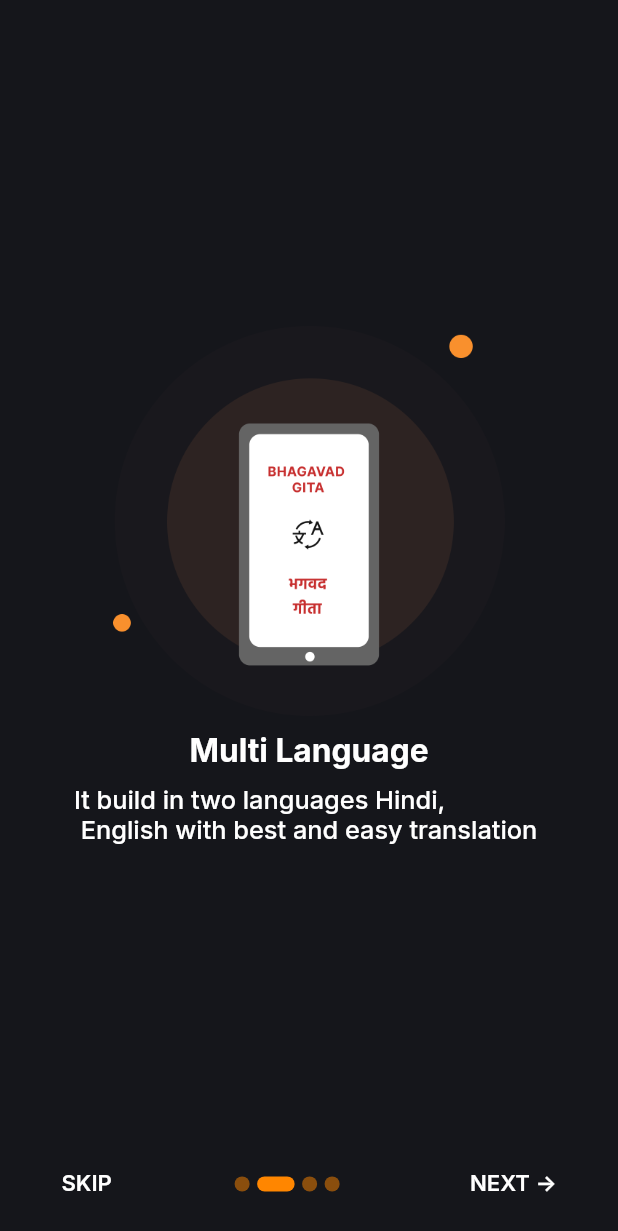
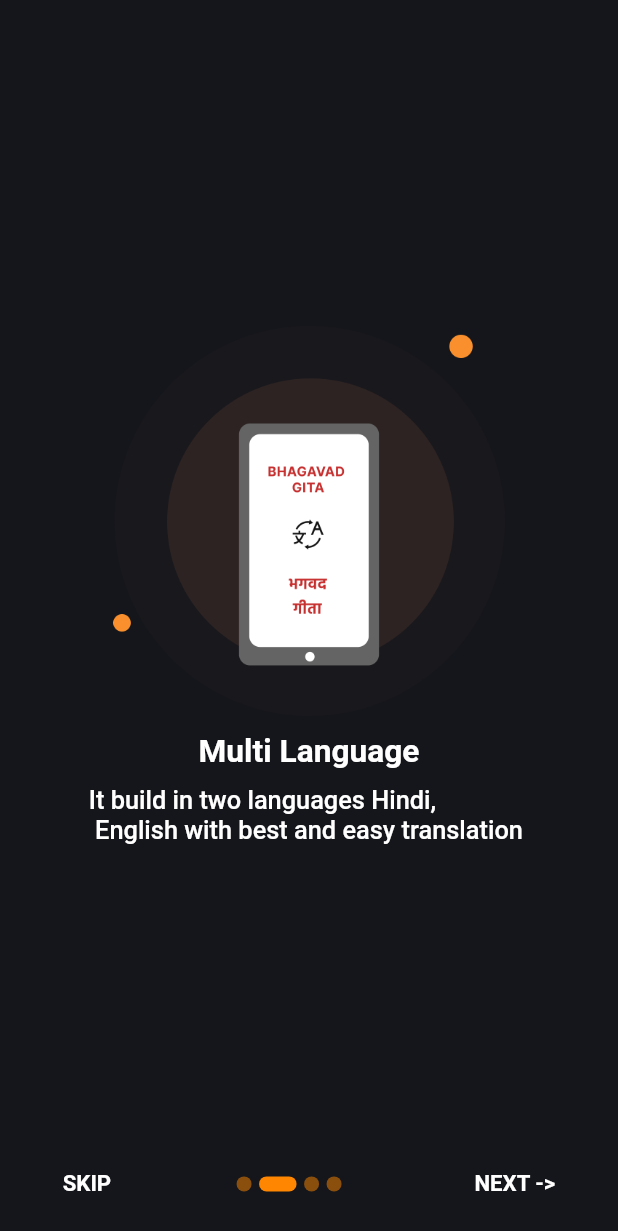
Before and after one commit to NabinGrz/Bhagavad-Gita, a Flutter app: the screen it shows after launch, swiped to page 2, on a phone screen of 412 x 824 dp. Shown: the top 1231 px of the screen. Run offline on Flutter 3.47's test engine with Material 3 defaults, Android fonts, the phone set to English and light mode, and no system bars; our stand-ins replace dartz, dio, flutter_dotenv, flutter_screenutil, freezed_annotation, get_it and 2 more.

Commit message:
feat: refactored

```diff
--- a/lib/core/constants/string_constants.dart
+++ b/lib/core/constants/string_constants.dart
@@ -1,8 +1,5 @@
 import 'package:flutter_dotenv/flutter_dotenv.dart';
 
-// X-RapidAPI-Key= 61238edbd8mshcb8d83716de8230p1053dejsn0bc6a84788b5
-// X-RapidAPI-Host= bhagavad-gita3.p.rapidapi.com
-// All-Chapters=v2/chapters
 class AppString {
   AppString._();
   static String rapidApiKey = dotenv.env['X-RapidAPI-Key'] ?? "";
--- a/lib/main.dart
+++ b/lib/main.dart
@@ -3,12 +3,11 @@ import 'package:flutter/material.dart';
 import 'package:flutter_dotenv/flutter_dotenv.dart';
 import 'package:flutter_localizations/flutter_localizations.dart';
 import 'package:flutter_screenutil/flutter_screenutil.dart';
-import 'package:google_fonts/google_fonts.dart';
 import 'package:hooks_riverpod/hooks_riverpod.dart';
 
 import 'core/dependency_injection/injector.dart';
 import 'features/language_change/presentation/providers/language_provider.dart';
-import 'features/splash/presentation/screens/splash_screen.dart';
+import 'screens/splash_screen.dart';
 import 'core/route/route.dart';
 
 void main() async {
@@ -28,14 +27,6 @@ class MyApp extends ConsumerStatefulWidget {
 class _MyAppState extends ConsumerState<MyApp> {
   Locale locale = const Locale("en", 'US');
 
-  ThemeData _buildTheme(brightness) {
-    var baseTheme = ThemeData(brightness: brightness);
-
-    return baseTheme.copyWith(
-      textTheme: GoogleFonts.interTextTheme(baseTheme.textTheme),
-    );
-  }
-
   @override
   Widget build(BuildContext context) {
     return ScreenUtilInit(
@@ -46,7 +37,6 @@ class _MyAppState extends ConsumerState<MyApp> {
           return MaterialApp(
             title: 'Bhagavad Gita',
             debugShowCheckedModeBanner: false,
-            theme: _buildTheme(Brightness.light),
             locale: ref.watch(mainlocaleProvider),
             localeResolutionCallback: (deviceLocale, supportedLocales) {
               for (var locale in supportedLocales) {
--- a/lib/features/splash/presentation/screens/splash_screen.dart
+++ b/lib/screens/splash_screen.dart
@@ -2,9 +2,9 @@ import 'package:bhagvadgita/features/splash/presentation/provider/splash_provide
 import 'package:flutter/material.dart';
 import 'package:hooks_riverpod/hooks_riverpod.dart';
 
-import '../../../../core/dependency_injection/injector.dart';
-import '../../../../core/helper/shared_preference_helper.dart';
-import '../../../../core/route/route.dart';
+import '../core/dependency_injection/injector.dart';
+import '../core/helper/shared_preference_helper.dart';
+import '../core/route/route.dart';
 
 class SplashScreen extends ConsumerStatefulWidget {
   const SplashScreen({super.key});
--- a/pubspec.yaml
+++ b/pubspec.yaml
@@ -37,13 +37,9 @@ dependencies:
   cupertino_icons: ^1.0.6
   hooks_riverpod: ^2.5.1
   dio: ^5.4.2+1
-  cached_network_image: ^3.3.1
-  flutter_svg: ^2.0.10+1
   flutter_screenutil: ^5.9.0
-  intl: ^0.18.0
   flutter_dotenv: ^5.1.0
   get_it: ^7.6.8
-  google_fonts: ^6.2.1
   shared_preferences: ^2.2.2
   flutter_localizations:
     sdk: flutter
```
Also changed, not shown: lib/core/interceptor/api_interceptor.dart (+0 -11 lines), lib/core/route/route.dart (+0 -10 lines), pubspec.lock, 1 other file.
